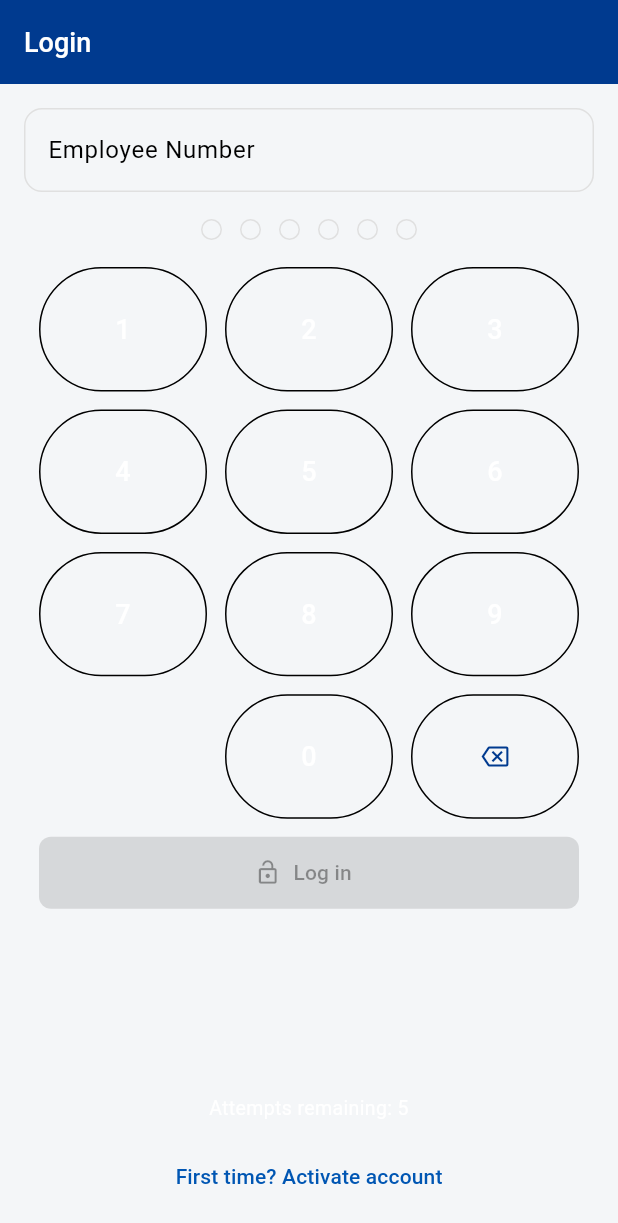
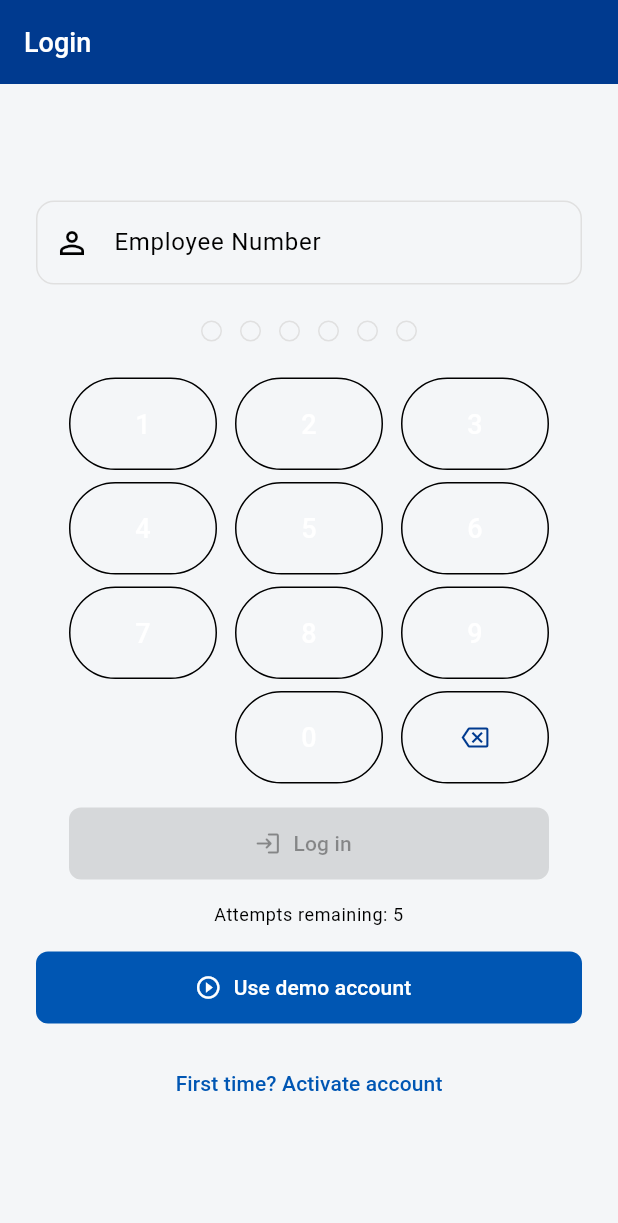
Before and after one commit to TerexInnovationLab/RBM-CLUB-HOUSE-MOBILE-APP, a Flutter app: the screen it shows after launch, on a phone screen of 412 x 824 dp. Shown: the top 1223 px of the screen. Run offline on Flutter 3.47's test engine with Material 3 defaults, Android fonts, the phone set to English and light mode, and no system bars; our stand-ins replace connectivity_plus, dio, firebase_core, firebase_messaging, fl_chart, flutter_riverpod and 10 more; missing offline and left inert: flutter_windowmanager; accounts and stored records are empty.

Commit message:
Addition of demo mode

```diff
--- /dev/null
+++ b/lib/core/config/app_config.dart
@@ -0,0 +1,21 @@
+/// Build-time and runtime app configuration.
+abstract final class AppConfig {
+  /// Forces demo mode via `--dart-define=DEMO_MODE=true`.
+  static const bool demoOverride = bool.fromEnvironment('DEMO_MODE', defaultValue: false);
+
+  static String _environment() =>
+      const String.fromEnvironment('ENV', defaultValue: 'dev').toLowerCase();
+
+  static String _apiBaseUrl() {
+    final env = _environment();
+    if (env == 'prod') {
+      return const String.fromEnvironment('API_BASE_URL_PROD', defaultValue: '');
+    }
+    return const String.fromEnvironment('API_BASE_URL_DEV', defaultValue: '');
+  }
+
+  /// True when the app should use demo/offline flows.
+  ///
+  /// By default, demo mode activates when no API base URL is provided.
+  static bool get isDemo => demoOverride || _apiBaseUrl().isEmpty;
+}
--- a/lib/features/auth/screens/login_screen.dart
+++ b/lib/features/auth/screens/login_screen.dart
@@ -2,6 +2,7 @@ import 'package:flutter/material.dart';
 import 'package:flutter_riverpod/flutter_riverpod.dart';
 import 'package:go_router/go_router.dart';
 
+import '../../../core/config/app_config.dart';
 import '../../../core/constants/app_strings.dart';
 import '../../../core/utils/validators.dart';
 import '../../../routes/route_names.dart';
@@ -72,11 +73,13 @@ class _LoginScreenState extends ConsumerState<LoginScreen> {
       child: Scaffold(
         appBar: const RbmAppBar(title: AppStrings.loginTitle),
         body: Center(
+          child: SingleChildScrollView(
             child: ConstrainedBox(
-            constraints: const BoxConstraints(maxWidth: 520),
+              constraints: const BoxConstraints(maxWidth: 450),
               child: Padding(
-              padding: const EdgeInsets.all(16),
+                padding: const EdgeInsets.symmetric(horizontal: 24, vertical: 32),
                 child: Column(
+                  mainAxisSize: MainAxisSize.min,
                   crossAxisAlignment: CrossAxisAlignment.stretch,
                   children: [
                     Form(
@@ -85,45 +88,61 @@ class _LoginScreenState extends ConsumerState<LoginScreen> {
                         controller: _employeeController,
                         decoration: const InputDecoration(
                           labelText: AppStrings.employeeNumberLabel,
+                          prefixIcon: Icon(Icons.person_outline),
                         ),
                         autocorrect: false,
                         enableSuggestions: false,
                         validator: Validators.employeeNumber,
                       ),
                     ),
-              const SizedBox(height: 18),
+                    const SizedBox(height: 24),
                     PinInputWidget(
                       length: 6,
                       valueLength: _pin.length,
                       errorText: auth.errorMessage,
                     ),
-              const SizedBox(height: 18),
+                    const SizedBox(height: 24),
                     if (auth.isLocked)
-                Text(
+                      Padding(
+                        padding: const EdgeInsets.only(bottom: 16),
+                        child: Text(
                           'Account locked — contact HR to unlock.',
                           style: TextStyle(color: Theme.of(context).colorScheme.error),
                           textAlign: TextAlign.center,
-                )
-              else
-                Expanded(
-                  child: Align(
-                    alignment: Alignment.bottomCenter,
-                    child: PinKeypadWidget(
+                        ),
+                      ),
+                    PinKeypadWidget(
                       onDigit: _appendDigit,
                       onBackspace: _backspace,
                       onConfirm: _confirm,
-                      confirmEnabled: !_loading && _pin.length == 6,
+                      confirmEnabled: !_loading && _pin.length == 6 && !auth.isLocked,
                       confirmLabel: 'Log in',
-                      confirmIcon: Icons.lock_open,
+                      confirmIcon: Icons.login_rounded,
                     ),
-                  ),
-                ),
-              const SizedBox(height: 12),
+                    const SizedBox(height: 16),
                     Text(
                       auth.isLocked ? '' : 'Attempts remaining: ${auth.remainingAttempts}',
+                      style: Theme.of(context).textTheme.bodySmall?.copyWith(
+                            color: auth.remainingAttempts <= 2
+                                ? Theme.of(context).colorScheme.error
+                                : null,
+                          ),
                       textAlign: TextAlign.center,
                     ),
-              const SizedBox(height: 12),
+                    const SizedBox(height: 16),
+                    if (AppConfig.isDemo) ...[
+                      FilledButton.icon(
+                        onPressed: () async {
+                          await ref
+                              .read(authProvider.notifier)
+                              .loginDemo(employeeNumber: _employeeController.text.trim());
+                          if (context.mounted) context.go(RouteNames.home);
+                        },
+                        icon: const Icon(Icons.play_circle_outline),
+                        label: const Text('Use demo account'),
+                      ),
+                      const SizedBox(height: 16),
+                    ],
                     TextButton(
                       onPressed: () => context.go(RouteNames.activation),
                       child: const Text('First time? Activate account'),
@@ -134,6 +153,7 @@ class _LoginScreenState extends ConsumerState<LoginScreen> {
             ),
           ),
         ),
+      ),
     );
   }
 }
--- a/lib/features/auth/widgets/pin_keypad_widget.dart
+++ b/lib/features/auth/widgets/pin_keypad_widget.dart
@@ -33,31 +33,31 @@ class PinKeypadWidget extends StatelessWidget {
 
   @override
   Widget build(BuildContext context) {
-    final buttons = <Widget>[
-      for (var i = 1; i <= 9; i++) _DigitButton(digit: i, onTap: () => onDigit(i)),
-      const SizedBox.shrink(),
-      _DigitButton(digit: 0, onTap: () => onDigit(0)),
-      _IconButton(
-        icon: Icons.backspace_outlined,
-        onTap: onBackspace,
-      ),
-    ];
-
     return Center(
       child: ConstrainedBox(
-        constraints: const BoxConstraints(maxWidth: 360),
+        constraints: const BoxConstraints(maxWidth: 320),
         child: Column(
+          mainAxisSize: MainAxisSize.min,
           children: [
             GridView.count(
               shrinkWrap: true,
               physics: const NeverScrollableScrollPhysics(),
               crossAxisCount: 3,
-              mainAxisSpacing: 12,
+              mainAxisSpacing: 8,
               crossAxisSpacing: 12,
-              childAspectRatio: 1.35,
-              children: buttons,
+              childAspectRatio: 1.6, // More compact buttons
+              children: [
+                for (var i = 1; i <= 9; i++)
+                  _DigitButton(digit: i, onTap: () => onDigit(i)),
+                const SizedBox.shrink(),
+                _DigitButton(digit: 0, onTap: () => onDigit(0)),
+                _IconButton(
+                  icon: Icons.backspace_outlined,
+                  onTap: onBackspace,
+                ),
+              ],
             ),
-            const SizedBox(height: 12),
+            const SizedBox(height: 16),
             SizedBox(
               width: double.infinity,
               height: 48,
@@ -85,6 +85,7 @@ class _DigitButton extends StatelessWidget {
     return OutlinedButton(
       onPressed: onTap,
       style: OutlinedButton.styleFrom(
+        padding: EdgeInsets.zero,
         shape: RoundedRectangleBorder(borderRadius: BorderRadius.circular(999)),
       ),
       child: Text(
@@ -106,6 +107,7 @@ class _IconButton extends StatelessWidget {
     return OutlinedButton(
       onPressed: onTap,
       style: OutlinedButton.styleFrom(
+        padding: EdgeInsets.zero,
         shape: RoundedRectangleBorder(borderRadius: BorderRadius.circular(999)),
       ),
       child: Icon(icon),
```
Also changed, not shown: lib/features/auth/data/auth_repository.dart (+27 -0 lines), lib/features/auth/providers/auth_provider.dart (+35 -0 lines), lib/features/auth/screens/activation_screen.dart (+15 -0 lines), lib/features/profile/data/profile_repository.dart (+13 -0 lines). Lines whose indentation alone changed are shown as unchanged.
